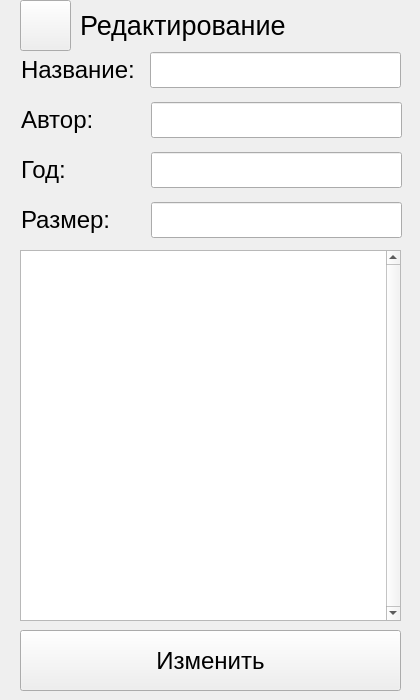
First picture: the form in UIs/VerseEditForm.ui, repository Krahjotdaan/LearningPoem, before the edit.
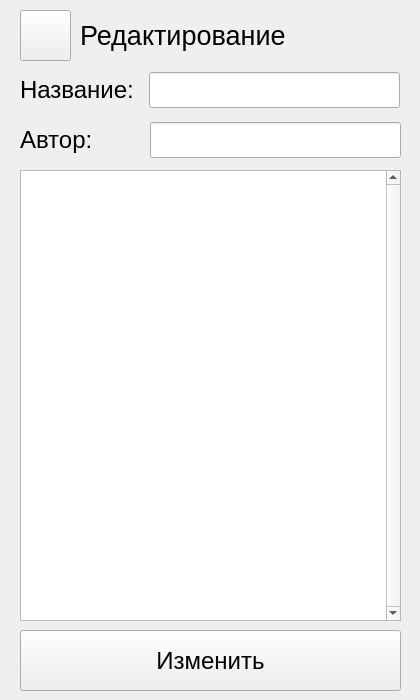
Second picture: the form after the edit.

```diff
--- a/UIs/VerseEditForm.ui
+++ b/UIs/VerseEditForm.ui
@@ -17,8 +17,8 @@
    <widget class="QWidget" name="verticalLayoutWidget">
     <property name="geometry">
      <rect>
-      <x>21</x>
-      <y>50</y>
+      <x>20</x>
+      <y>70</y>
       <width>121</width>
       <height>41</height>
      </rect>
@@ -36,8 +36,8 @@
    <widget class="QWidget" name="verticalLayoutWidget_2">
     <property name="geometry">
      <rect>
-      <x>150</x>
-      <y>50</y>
+      <x>149</x>
+      <y>70</y>
       <width>251</width>
       <height>41</height>
      </rect>
@@ -57,8 +57,8 @@
    <widget class="QWidget" name="verticalLayoutWidget_3">
     <property name="geometry">
      <rect>
-      <x>21</x>
-      <y>100</y>
+      <x>20</x>
+      <y>120</y>
       <width>121</width>
       <height>41</height>
      </rect>
@@ -76,8 +76,8 @@
    <widget class="QWidget" name="verticalLayoutWidget_4">
     <property name="geometry">
      <rect>
-      <x>151</x>
-      <y>100</y>
+      <x>150</x>
+      <y>120</y>
       <width>251</width>
       <height>41</height>
      </rect>
@@ -94,53 +94,13 @@
      </item>
     </layout>
    </widget>
-   <widget class="QWidget" name="verticalLayoutWidget_5">
-    <property name="geometry">
-     <rect>
-      <x>21</x>
-      <y>150</y>
-      <width>121</width>
-      <height>41</height>
-     </rect>
-    </property>
-    <layout class="QVBoxLayout" name="verticalLayout_5">
-     <item>
-      <widget class="QLabel" name="label_3">
-       <property name="text">
-        <string>&lt;html&gt;&lt;head/&gt;&lt;body&gt;&lt;p&gt;&lt;span style=&quot; font-size:18pt;&quot;&gt;Год:&lt;/span&gt;&lt;/p&gt;&lt;/body&gt;&lt;/html&gt;</string>
-       </property>
-      </widget>
-     </item>
-    </layout>
-   </widget>
-   <widget class="QWidget" name="verticalLayoutWidget_6">
-    <property name="geometry">
-     <rect>
-      <x>151</x>
-      <y>150</y>
-      <width>251</width>
-      <height>41</height>
-     </rect>
-    </property>
-    <layout class="QVBoxLayout" name="verticalLayout_6">
-     <item>
-      <widget class="QLineEdit" name="year_of_creation">
-       <property name="font">
-        <font>
-         <pointsize>18</pointsize>
-        </font>
-       </property>
-      </widget>
-     </item>
-    </layout>
-   </widget>
    <widget class="QWidget" name="verticalLayoutWidget_7">
     <property name="geometry">
      <rect>
       <x>20</x>
-      <y>250</y>
+      <y>170</y>
       <width>381</width>
-      <height>371</height>
+      <height>451</height>
      </rect>
     </property>
     <layout class="QVBoxLayout" name="verticalLayout_7">
@@ -158,46 +118,6 @@
      </item>
     </layout>
    </widget>
-   <widget class="QWidget" name="verticalLayoutWidget_8">
-    <property name="geometry">
-     <rect>
-      <x>151</x>
-      <y>200</y>
-      <width>251</width>
-      <height>41</height>
-     </rect>
-    </property>
-    <layout class="QVBoxLayout" name="verticalLayout_10">
-     <item>
-      <widget class="QLineEdit" name="verse_size">
-       <property name="font">
-        <font>
-         <pointsize>18</pointsize>
-        </font>
-       </property>
-      </widget>
-     </item>
-    </layout>
-   </widget>
-   <widget class="QWidget" name="verticalLayoutWidget_9">
-    <property name="geometry">
-     <rect>
-      <x>21</x>
-      <y>200</y>
-      <width>121</width>
-      <height>41</height>
-     </rect>
-    </property>
-    <layout class="QVBoxLayout" name="verticalLayout_11">
-     <item>
-      <widget class="QLabel" name="label_5">
-       <property name="text">
-        <string>&lt;html&gt;&lt;head/&gt;&lt;body&gt;&lt;p&gt;&lt;span style=&quot; font-size:18pt;&quot;&gt;Размер:&lt;/span&gt;&lt;/p&gt;&lt;/body&gt;&lt;/html&gt;</string>
-       </property>
-      </widget>
-     </item>
-    </layout>
-   </widget>
    <widget class="QWidget" name="horizontalLayoutWidget">
     <property name="geometry">
      <rect>
@@ -232,7 +152,7 @@
     <property name="geometry">
      <rect>
       <x>80</x>
-      <y>0</y>
+      <y>10</y>
       <width>321</width>
       <height>51</height>
      </rect>
@@ -256,7 +176,7 @@
     <property name="geometry">
      <rect>
       <x>20</x>
-      <y>0</y>
+      <y>10</y>
       <width>51</width>
       <height>51</height>
      </rect>
```
